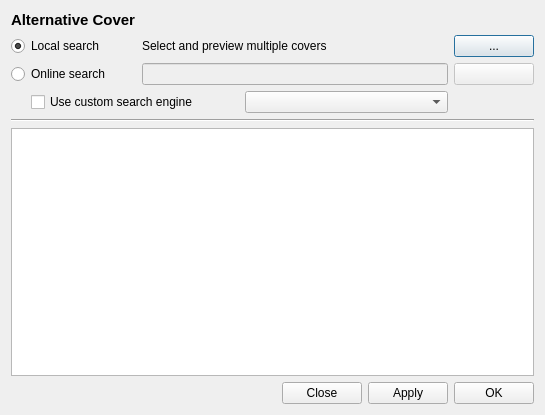
This is src/GUI/Covers/GUI_AlternativeCovers.ui in return42/sayonara as Qt 5 draws it before an edit. The edited form follows.
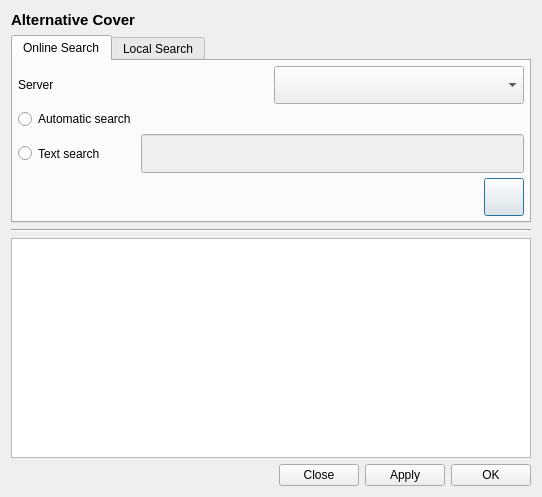
This is the edited form. Custom widgets are drawn as their Qt base class.

Commit message: cover search update

```diff
--- a/src/GUI/Covers/GUI_AlternativeCovers.ui
+++ b/src/GUI/Covers/GUI_AlternativeCovers.ui
@@ -6,152 +6,277 @@
    <rect>
     <x>0</x>
     <y>0</y>
-    <width>545</width>
-    <height>415</height>
+    <width>538</width>
+    <height>497</height>
    </rect>
   </property>
   <property name="windowTitle">
    <string>Search alternative image</string>
   </property>
   <layout class="QGridLayout" name="gridLayout">
-   <item row="1" column="0">
-    <widget class="QRadioButton" name="rb_local">
-     <property name="sizePolicy">
-      <sizepolicy hsizetype="Minimum" vsizetype="Preferred">
-       <horstretch>0</horstretch>
-       <verstretch>0</verstretch>
-      </sizepolicy>
-     </property>
-     <property name="focusPolicy">
-      <enum>Qt::StrongFocus</enum>
-     </property>
-     <property name="text">
-      <string>Local search</string>
-     </property>
-     <property name="checked">
-      <bool>true</bool>
-     </property>
-     <attribute name="buttonGroup">
-      <string notr="true">buttonGroup</string>
-     </attribute>
-    </widget>
-   </item>
-   <item row="0" column="1">
-    <widget class="QLabel" name="lab_info">
-     <property name="text">
-      <string/>
-     </property>
-    </widget>
-   </item>
-   <item row="0" column="0">
-    <widget class="QLabel" name="lab_title">
-     <property name="font">
-      <font>
-       <pointsize>11</pointsize>
-       <weight>75</weight>
-       <bold>true</bold>
-      </font>
-     </property>
-     <property name="text">
-      <string>Alternative Cover</string>
-     </property>
-    </widget>
-   </item>
    <item row="2" column="0">
-    <widget class="QRadioButton" name="rb_online">
-     <property name="sizePolicy">
-      <sizepolicy hsizetype="Minimum" vsizetype="Preferred">
-       <horstretch>0</horstretch>
-       <verstretch>0</verstretch>
-      </sizepolicy>
-     </property>
-     <property name="focusPolicy">
-      <enum>Qt::StrongFocus</enum>
-     </property>
-     <property name="text">
-      <string>Online search</string>
-     </property>
-     <attribute name="buttonGroup">
-      <string notr="true">buttonGroup</string>
-     </attribute>
-    </widget>
-   </item>
-   <item row="2" column="1">
-    <widget class="QLineEdit" name="le_search">
-     <property name="enabled">
-      <bool>false</bool>
-     </property>
-     <property name="sizePolicy">
-      <sizepolicy hsizetype="Expanding" vsizetype="Preferred">
-       <horstretch>0</horstretch>
-       <verstretch>0</verstretch>
-      </sizepolicy>
-     </property>
-     <property name="focusPolicy">
-      <enum>Qt::ClickFocus</enum>
-     </property>
-    </widget>
-   </item>
-   <item row="1" column="1">
-    <widget class="QLabel" name="label">
-     <property name="sizePolicy">
-      <sizepolicy hsizetype="Preferred" vsizetype="Preferred">
-       <horstretch>0</horstretch>
-       <verstretch>0</verstretch>
-      </sizepolicy>
-     </property>
-     <property name="text">
-      <string>Select and preview multiple covers</string>
-     </property>
-    </widget>
-   </item>
-   <item row="1" column="2">
-    <widget class="QPushButton" name="btn_file">
-     <property name="sizePolicy">
-      <sizepolicy hsizetype="Preferred" vsizetype="Preferred">
-       <horstretch>0</horstretch>
-       <verstretch>0</verstretch>
-      </sizepolicy>
-     </property>
-     <property name="focusPolicy">
-      <enum>Qt::StrongFocus</enum>
-     </property>
-     <property name="text">
-      <string notr="true">...</string>
-     </property>
-    </widget>
-   </item>
-   <item row="2" column="2">
-    <widget class="QPushButton" name="btn_search">
-     <property name="enabled">
-      <bool>false</bool>
-     </property>
-     <property name="sizePolicy">
-      <sizepolicy hsizetype="Preferred" vsizetype="Preferred">
-       <horstretch>0</horstretch>
-       <verstretch>0</verstretch>
-      </sizepolicy>
-     </property>
-     <property name="focusPolicy">
-      <enum>Qt::StrongFocus</enum>
-     </property>
-     <property name="text">
-      <string notr="true"/>
-     </property>
-    </widget>
-   </item>
-   <item row="5" column="0" colspan="3">
     <widget class="Line" name="line">
      <property name="orientation">
       <enum>Qt::Horizontal</enum>
      </property>
     </widget>
    </item>
-   <item row="6" column="0" colspan="3">
+   <item row="1" column="0">
+    <widget class="QTabWidget" name="tabWidget">
+     <property name="currentIndex">
+      <number>0</number>
+     </property>
+     <widget class="QWidget" name="tab">
+      <attribute name="title">
+       <string>Online Search</string>
+      </attribute>
+      <layout class="QGridLayout" name="gridLayout_3">
+       <property name="leftMargin">
+        <number>5</number>
+       </property>
+       <property name="topMargin">
+        <number>5</number>
+       </property>
+       <property name="rightMargin">
+        <number>5</number>
+       </property>
+       <property name="bottomMargin">
+        <number>5</number>
+       </property>
+       <property name="spacing">
+        <number>5</number>
+       </property>
+       <item row="2" column="1">
+        <widget class="QLineEdit" name="le_search">
+         <property name="enabled">
+          <bool>false</bool>
+         </property>
+         <property name="sizePolicy">
+          <sizepolicy hsizetype="Expanding" vsizetype="Preferred">
+           <horstretch>0</horstretch>
+           <verstretch>0</verstretch>
+          </sizepolicy>
+         </property>
+         <property name="focusPolicy">
+          <enum>Qt::ClickFocus</enum>
+         </property>
+        </widget>
+       </item>
+       <item row="1" column="0">
+        <widget class="QRadioButton" name="rb_auto_search">
+         <property name="text">
+          <string>Automatic search</string>
+         </property>
+         <attribute name="buttonGroup">
+          <string notr="true">buttonGroup</string>
+         </attribute>
+        </widget>
+       </item>
+       <item row="2" column="0">
+        <widget class="QRadioButton" name="rb_text_search">
+         <property name="sizePolicy">
+          <sizepolicy hsizetype="Minimum" vsizetype="Preferred">
+           <horstretch>0</horstretch>
+           <verstretch>0</verstretch>
+          </sizepolicy>
+         </property>
+         <property name="focusPolicy">
+          <enum>Qt::StrongFocus</enum>
+         </property>
+         <property name="text">
+          <string>Text search</string>
+         </property>
+         <attribute name="buttonGroup">
+          <string notr="true">buttonGroup</string>
+         </attribute>
+        </widget>
+       </item>
+       <item row="5" column="0" colspan="2">
+        <layout class="QHBoxLayout" name="horizontalLayout_3">
+         <item>
+          <spacer name="horizontalSpacer_3">
+           <property name="orientation">
+            <enum>Qt::Horizontal</enum>
+           </property>
+           <property name="sizeHint" stdset="0">
+            <size>
+             <width>40</width>
+             <height>20</height>
+            </size>
+           </property>
+          </spacer>
+         </item>
+         <item>
+          <widget class="QPushButton" name="btn_search">
+           <property name="sizePolicy">
+            <sizepolicy hsizetype="Minimum" vsizetype="Preferred">
+             <horstretch>0</horstretch>
+             <verstretch>0</verstretch>
+            </sizepolicy>
+           </property>
+           <property name="text">
+            <string/>
+           </property>
+          </widget>
+         </item>
+        </layout>
+       </item>
+       <item row="0" column="0" colspan="2">
+        <layout class="QHBoxLayout" name="horizontalLayout_2">
+         <item>
+          <widget class="QLabel" name="lab_server">
+           <property name="text">
+            <string>Server</string>
+           </property>
+          </widget>
+         </item>
+         <item>
+          <widget class="Gui::ComboBox" name="combo_search_fetchers">
+           <property name="sizePolicy">
+            <sizepolicy hsizetype="Minimum" vsizetype="Preferred">
+             <horstretch>0</horstretch>
+             <verstretch>0</verstretch>
+            </sizepolicy>
+           </property>
+          </widget>
+         </item>
+        </layout>
+       </item>
+      </layout>
+     </widget>
+     <widget class="QWidget" name="tab_2">
+      <attribute name="title">
+       <string>Local Search</string>
+      </attribute>
+      <layout class="QGridLayout" name="gridLayout_4">
+       <item row="0" column="0">
+        <widget class="QLabel" name="label">
+         <property name="sizePolicy">
+          <sizepolicy hsizetype="MinimumExpanding" vsizetype="Preferred">
+           <horstretch>0</horstretch>
+           <verstretch>0</verstretch>
+          </sizepolicy>
+         </property>
+         <property name="text">
+          <string>Select and preview multiple covers</string>
+         </property>
+        </widget>
+       </item>
+       <item row="0" column="1">
+        <widget class="QPushButton" name="btn_file">
+         <property name="focusPolicy">
+          <enum>Qt::StrongFocus</enum>
+         </property>
+         <property name="text">
+          <string notr="true">...</string>
+         </property>
+        </widget>
+       </item>
+       <item row="1" column="0">
+        <spacer name="verticalSpacer">
+         <property name="orientation">
+          <enum>Qt::Vertical</enum>
+         </property>
+         <property name="sizeHint" stdset="0">
+          <size>
+           <width>20</width>
+           <height>40</height>
+          </size>
+         </property>
+        </spacer>
+       </item>
+      </layout>
+     </widget>
+    </widget>
+   </item>
+   <item row="4" column="0">
+    <layout class="QHBoxLayout" name="horizontalLayout">
+     <item>
+      <widget class="QLabel" name="lab_status">
+       <property name="text">
+        <string/>
+       </property>
+      </widget>
+     </item>
+     <item>
+      <spacer name="horizontalSpacer_2">
+       <property name="orientation">
+        <enum>Qt::Horizontal</enum>
+       </property>
+       <property name="sizeHint" stdset="0">
+        <size>
+         <width>40</width>
+         <height>20</height>
+        </size>
+       </property>
+      </spacer>
+     </item>
+     <item>
+      <widget class="QLabel" name="lab_img_size">
+       <property name="text">
+        <string/>
+       </property>
+      </widget>
+     </item>
+     <item>
+      <spacer name="horizontalSpacer">
+       <property name="orientation">
+        <enum>Qt::Horizontal</enum>
+       </property>
+       <property name="sizeHint" stdset="0">
+        <size>
+         <width>40</width>
+         <height>20</height>
+        </size>
+       </property>
+      </spacer>
+     </item>
+     <item>
+      <widget class="QPushButton" name="btn_close">
+       <property name="focusPolicy">
+        <enum>Qt::StrongFocus</enum>
+       </property>
+       <property name="text">
+        <string notr="true">Close</string>
+       </property>
+      </widget>
+     </item>
+     <item>
+      <widget class="QPushButton" name="btn_apply">
+       <property name="text">
+        <string notr="true">Apply</string>
+       </property>
+      </widget>
+     </item>
+     <item>
+      <widget class="QPushButton" name="btn_ok">
+       <property name="focusPolicy">
+        <enum>Qt::StrongFocus</enum>
+       </property>
+       <property name="text">
+        <string>OK</string>
+       </property>
+       <property name="iconSize">
+        <size>
+         <width>16</width>
+         <height>16</height>
+        </size>
+       </property>
+      </widget>
+     </item>
+    </layout>
+   </item>
+   <item row="3" column="0">
     <widget class="QTableView" name="tv_images">
      <property name="enabled">
       <bool>true</bool>
      </property>
+     <property name="sizePolicy">
+      <sizepolicy hsizetype="Expanding" vsizetype="MinimumExpanding">
+       <horstretch>0</horstretch>
+       <verstretch>0</verstretch>
+      </sizepolicy>
+     </property>
      <property name="minimumSize">
       <size>
        <width>520</width>
@@ -217,115 +342,19 @@
      </attribute>
     </widget>
    </item>
-   <item row="7" column="0" colspan="3">
-    <layout class="QHBoxLayout" name="horizontalLayout">
-     <item>
-      <widget class="QLabel" name="lab_status">
-       <property name="text">
-        <string/>
-       </property>
-      </widget>
-     </item>
-     <item>
-      <spacer name="horizontalSpacer_2">
-       <property name="orientation">
-        <enum>Qt::Horizontal</enum>
-       </property>
-       <property name="sizeHint" stdset="0">
-        <size>
-         <width>40</width>
-         <height>20</height>
-        </size>
-       </property>
-      </spacer>
-     </item>
-     <item>
-      <widget class="QLabel" name="lab_img_size">
-       <property name="text">
-        <string/>
-       </property>
-      </widget>
-     </item>
-     <item>
-      <spacer name="horizontalSpacer">
-       <property name="orientation">
-        <enum>Qt::Horizontal</enum>
-       </property>
-       <property name="sizeHint" stdset="0">
-        <size>
-         <width>40</width>
-         <height>20</height>
-        </size>
-       </property>
-      </spacer>
-     </item>
-     <item>
-      <widget class="QPushButton" name="btn_close">
-       <property name="focusPolicy">
-        <enum>Qt::StrongFocus</enum>
-       </property>
-       <property name="text">
-        <string notr="true">Close</string>
-       </property>
-      </widget>
-     </item>
-     <item>
-      <widget class="QPushButton" name="btn_apply">
-       <property name="text">
-        <string notr="true">Apply</string>
-       </property>
-      </widget>
-     </item>
-     <item>
-      <widget class="QPushButton" name="btn_ok">
-       <property name="focusPolicy">
-        <enum>Qt::StrongFocus</enum>
-       </property>
-       <property name="text">
-        <string>OK</string>
-       </property>
-       <property name="iconSize">
-        <size>
-         <width>16</width>
-         <height>16</height>
-        </size>
-       </property>
-      </widget>
-     </item>
-    </layout>
-   </item>
-   <item row="4" column="0" colspan="2">
-    <layout class="QHBoxLayout" name="horizontalLayout_2">
-     <property name="spacing">
-      <number>10</number>
+   <item row="0" column="0">
+    <widget class="QLabel" name="lab_title">
+     <property name="font">
+      <font>
+       <pointsize>11</pointsize>
+       <weight>75</weight>
+       <bold>true</bold>
+      </font>
      </property>
-     <property name="leftMargin">
-      <number>20</number>
+     <property name="text">
+      <string>Alternative Cover</string>
      </property>
-     <item>
-      <widget class="QCheckBox" name="cb_custom_search_engine">
-       <property name="sizePolicy">
-        <sizepolicy hsizetype="Minimum" vsizetype="Preferred">
-         <horstretch>0</horstretch>
-         <verstretch>0</verstretch>
-        </sizepolicy>
-       </property>
-       <property name="text">
-        <string>Use custom search engine</string>
-       </property>
-      </widget>
-     </item>
-     <item>
-      <widget class="Gui::ComboBox" name="combo_custom_search_engine">
-       <property name="sizePolicy">
-        <sizepolicy hsizetype="Preferred" vsizetype="Preferred">
-         <horstretch>0</horstretch>
-         <verstretch>0</verstretch>
-        </sizepolicy>
-       </property>
-      </widget>
-     </item>
-    </layout>
+    </widget>
    </item>
   </layout>
  </widget>
```
Left out of the diff: 74 changed lines with no effect on the pictures. The commit also changes 41 other files.
